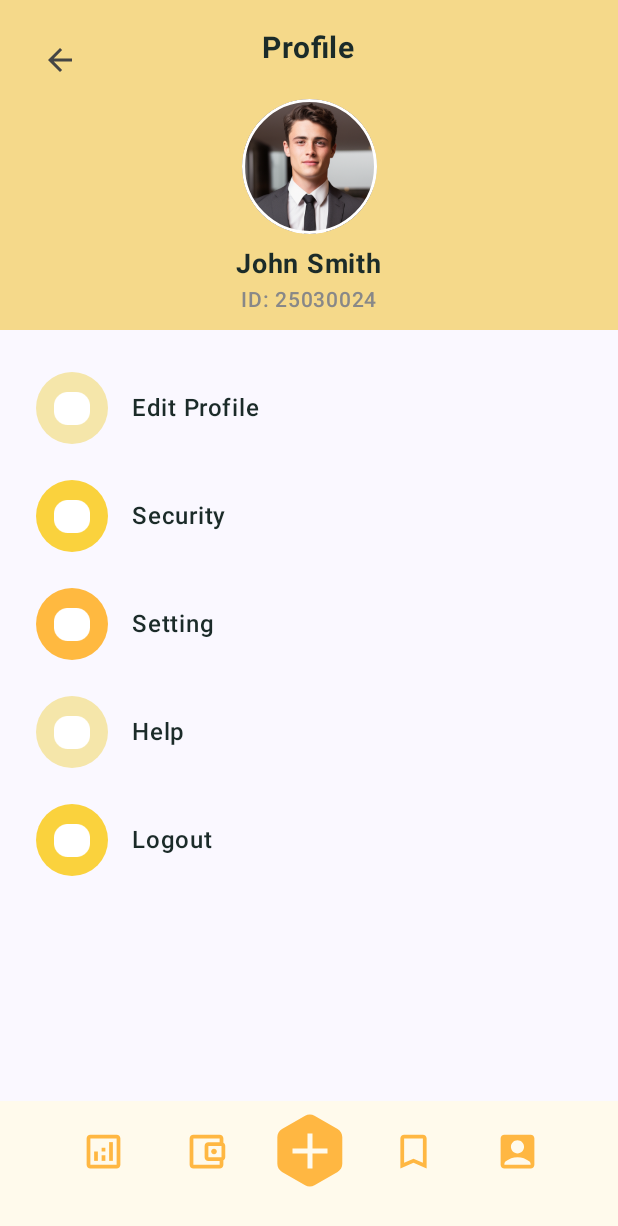
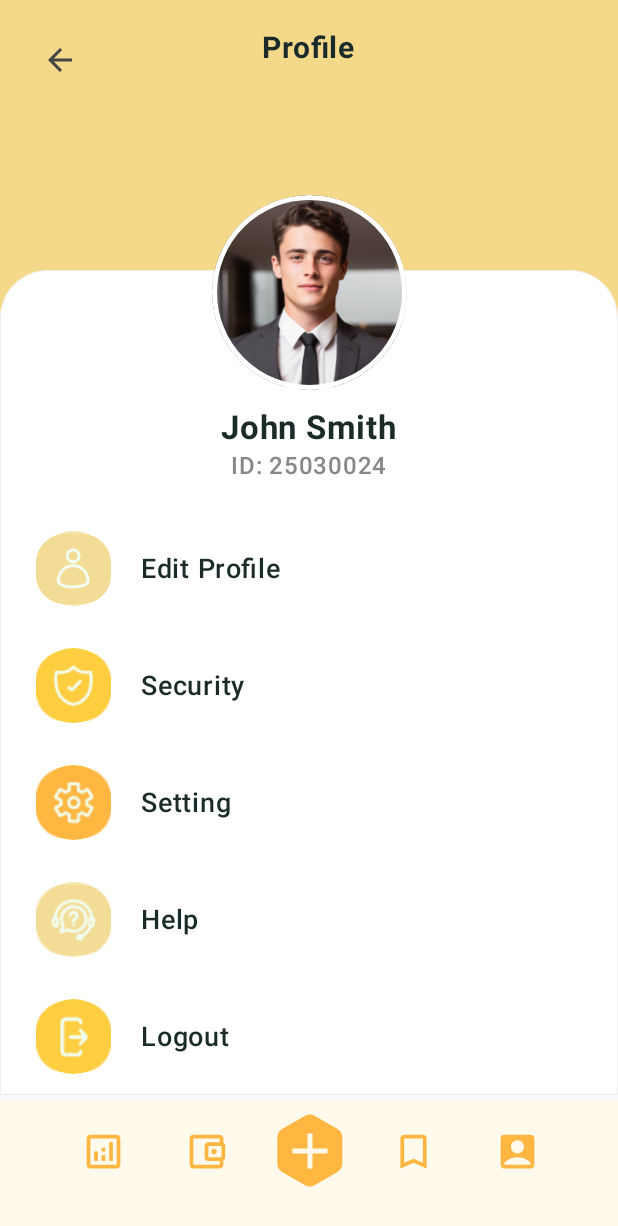
Before and after one commit to rayhanbss/budget-bee, an Android app built with Jetpack Compose: the ProfileScreen screen opened through its navigation route, on a phone screen of 412 x 824 dp. Shown: the top 1226 px of the screen. Run offline under Robolectric (Android 15) with nearby library versions, the phone set to English and light mode, and no system bars.

Commit message:
ProfileScreen

```diff
--- a/app/src/main/java/com/example/budgetbee/ui/screen/main/ProfileScreen.kt
+++ b/app/src/main/java/com/example/budgetbee/ui/screen/main/ProfileScreen.kt
@@ -5,6 +5,7 @@ import androidx.compose.foundation.background
 import androidx.compose.foundation.border
 import androidx.compose.foundation.layout.*
 import androidx.compose.foundation.shape.CircleShape
+import androidx.compose.foundation.shape.RoundedCornerShape
 import androidx.compose.material.icons.Icons
 import androidx.compose.material.icons.automirrored.filled.ArrowBack
 import androidx.compose.material3.Icon
@@ -16,6 +17,7 @@ import androidx.compose.ui.Modifier
 import androidx.compose.ui.draw.clip
 import androidx.compose.ui.graphics.Color
 import androidx.compose.ui.res.painterResource
+import androidx.compose.ui.tooling.preview.Preview
 import androidx.compose.ui.unit.dp
 import androidx.compose.ui.unit.sp
 import androidx.compose.ui.text.font.FontWeight
@@ -23,16 +25,16 @@ import com.example.budgetbee.R
 
 @Composable
 fun ProfileScreen() {
-    Column(modifier = Modifier.fillMaxSize()) {
-        // Top Background + Back Button + Title
+    Box(modifier = Modifier.fillMaxSize()) {
+        // Background krem pastel paling bawah
         Box(
             modifier = Modifier
                 .fillMaxWidth()
                 .height(220.dp)
-                .background(Color(0xFFF5D98A)) // Krem pastel
+                .background(Color(0xFFF5D98A))
         ) {
             IconButton(
-                onClick = { /* TODO: back navigation */ },
+                onClick = { /* TODO: navigasi back */ },
                 modifier = Modifier
                     .padding(16.dp)
                     .align(Alignment.TopStart)
@@ -49,55 +51,73 @@ fun ProfileScreen() {
                 fontSize = 20.sp,
                 fontWeight = FontWeight.Bold,
                 color = Color(0xFF1B2B29),
-                modifier = Modifier.align(Alignment.TopCenter).padding(top = 20.dp)
+                modifier = Modifier
+                    .align(Alignment.TopCenter)
+                    .padding(top = 20.dp)
+            )
+        }
+
+        // Container putih melengkung di bawah background krem
+        Column(
+            modifier = Modifier
+                .fillMaxWidth()
+                .heightIn(min = 0.dp, max = 600.dp) // batasi tinggi container putih supaya gak penuh layar
+                .align(Alignment.TopCenter)
+                .offset(y = 180.dp) // posisikan sedikit overlapping dengan background krem (220 - 40)
+                .clip(RoundedCornerShape(topStart = 32.dp, topEnd = 32.dp))
+                .background(Color.White)
+                .border(
+                    0.dp,
+                    Color(0x80DDDDDD),
+                    RoundedCornerShape(topStart = 32.dp, topEnd = 32.dp)
+                )
+                .padding(top = 160.dp, start = 24.dp, end = 24.dp)
+        ) {
+            // Menu item profile
+            ProfileMenuItem(icon = R.drawable.ic_edit, label = "Edit Profile", bgColor = Color(0xFFF5E6AA))
+            ProfileMenuItem(icon = R.drawable.ic_security, label = "Security", bgColor = Color(0xFFFAD23D))
+            ProfileMenuItem(icon = R.drawable.ic_setting, label = "Setting", bgColor = Color(0xFFFFB940))
+            ProfileMenuItem(icon = R.drawable.ic_help, label = "Help", bgColor = Color(0xFFF5E6AA))
+            ProfileMenuItem(icon = R.drawable.ic_logout, label = "Logout", bgColor = Color(0xFFFAD23D))
+        }
+
+        // Foto profil di layer paling atas supaya overlap rapi dengan background
+        Column(
+            modifier = Modifier
+                .fillMaxWidth()
+                .padding(top = 130.dp),
+            horizontalAlignment = Alignment.CenterHorizontally
+        ) {
+            Image(
+                painter = painterResource(id = R.drawable.profile_photo),
+                contentDescription = "Profile Picture",
+                modifier = Modifier
+                    .size(130.dp)
+                    .clip(CircleShape)
+                    .border(3.dp, Color.White, CircleShape)
             )
 
-            Column(
-                modifier = Modifier
-                    .align(Alignment.BottomCenter)
-                    .padding(bottom = 8.dp),
-                horizontalAlignment = Alignment.CenterHorizontally
-            ) {
-                // Foto Profil
-                Image(
-                    painter = painterResource(id = R.drawable.profile_photo), // ganti dgn foto kamu
-                    contentDescription = "Profile Picture",
-                    modifier = Modifier
-                        .size(90.dp)
-                        .clip(CircleShape)
-                        .border(2.dp, Color.White, CircleShape)
-                )
-
-                Spacer(modifier = Modifier.height(8.dp))
+            Spacer(modifier = Modifier.height(12.dp))
 
             Text(
                 text = "John Smith",
                 fontWeight = FontWeight.Bold,
-                    fontSize = 18.sp,
+                fontSize = 22.sp,
                 color = Color(0xFF1B2B29)
             )
 
             Text(
                 text = "ID: 25030024",
                 fontWeight = FontWeight.Medium,
-                    fontSize = 14.sp,
+                fontSize = 16.sp,
                 color = Color.Gray
             )
+
+            Spacer(modifier = Modifier.height(24.dp))
+        }
     }
 }
 
-        Spacer(modifier = Modifier.height(16.dp))
-
-        // Menu Items
-        Column(modifier = Modifier.padding(horizontal = 24.dp)) {
-            ProfileMenuItem(icon = R.drawable.ic_edit, label = "Edit Profile", bgColor = Color(0xFFF5E6AA))
-            ProfileMenuItem(icon = R.drawable.ic_security, label = "Security", bgColor = Color(0xFFFAD23D))
-            ProfileMenuItem(icon = R.drawable.ic_setting, label = "Setting", bgColor = Color(0xFFFFB940))
-            ProfileMenuItem(icon = R.drawable.ic_help, label = "Help", bgColor = Color(0xFFF5E6AA))
-            ProfileMenuItem(icon = R.drawable.ic_logout, label = "Logout", bgColor = Color(0xFFFAD23D))
-        }
-    }
-}
 
 @Composable
 fun ProfileMenuItem(icon: Int, label: String, bgColor: Color) {
@@ -105,29 +125,35 @@ fun ProfileMenuItem(icon: Int, label: String, bgColor: Color) {
         verticalAlignment = Alignment.CenterVertically,
         modifier = Modifier
             .fillMaxWidth()
-            .padding(vertical = 12.dp)
+            .padding(vertical = 14.dp) // spacing antar menu agak diperbesar
     ) {
         Box(
             modifier = Modifier
-                .size(48.dp)
+                .size(50.dp) // sedikit lebih besar
                 .background(bgColor, shape = CircleShape),
             contentAlignment = Alignment.Center
         ) {
-            Icon(
+            Image(
                 painter = painterResource(id = icon),
                 contentDescription = label,
-                tint = Color.White,
-                modifier = Modifier.size(24.dp)
+                modifier = Modifier.size(50.dp)
                 )
         }
 
-        Spacer(modifier = Modifier.width(16.dp))
+        Spacer(modifier = Modifier.width(20.dp)) // jarak label lebih jauh dari ikon
 
         Text(
             text = label,
-            fontSize = 16.sp,
+            fontSize = 18.sp, // font lebih besar
             fontWeight = FontWeight.Medium,
             color = Color(0xFF1B2B29)
         )
     }
 }
+
+// Tambahkan fungsi preview ini untuk lihat preview di Android Studio
+@Preview(showBackground = true)
+@Composable
+fun ProfileScreenPreview() {
+    ProfileScreen()
+}
```
Also changed, not shown: app/src/main/res/drawable/ic_edit.png. Lines whose indentation alone changed are shown as unchanged.
